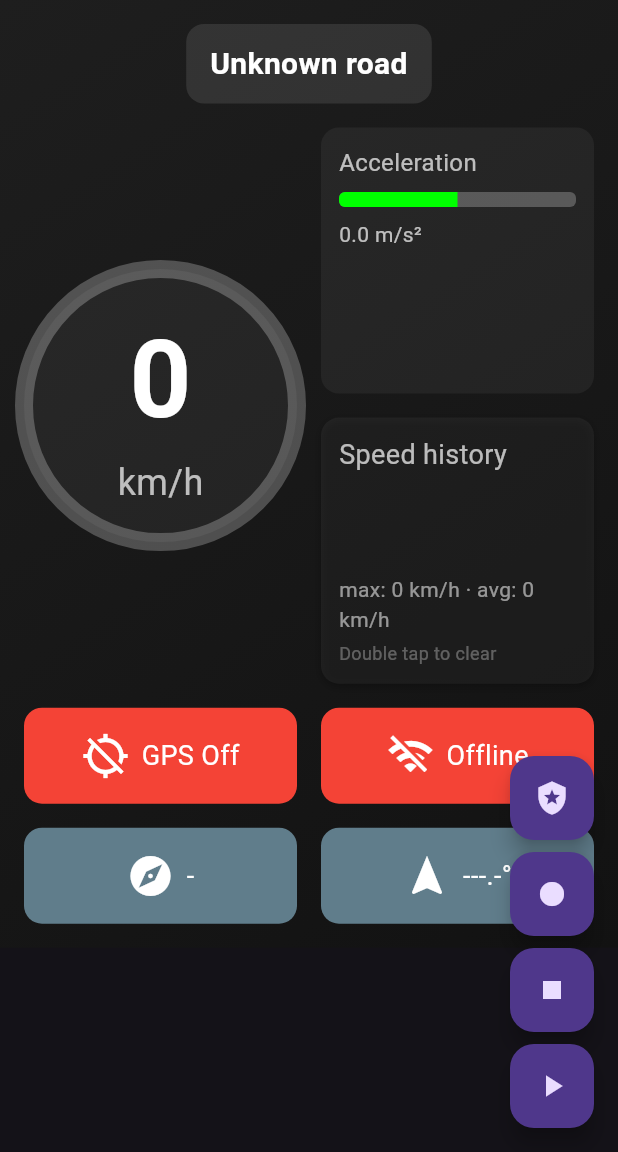
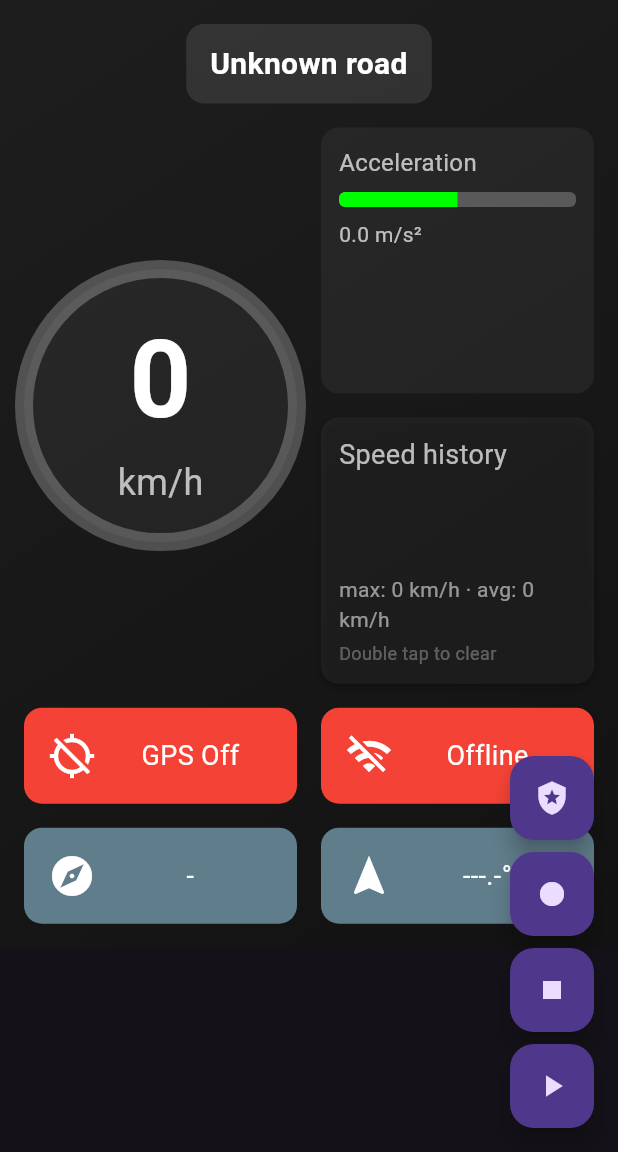
Before and after one commit to Reins981/Speedcamwarner_Dart, a Flutter app: the DashboardPage screen opened directly, on a phone screen of 412 x 824 dp, the part 84-1236 px from its top. Run offline on Flutter 3.47's test engine with Material 3 defaults, Android fonts, the light colour scheme and no system bars; our stand-ins replace audioplayers, camera, flutter_map, flutter_tts, geolocator, googleapis_auth and 1 more; missing offline and left inert: dialog_flowtter, flutter_map_marker_popup, google_mlkit_commons, google_mlkit_face_detection, google_mlkit_object_detection, googleapis and 2 more.

Commit message:
Fix dashboard overflows and road name update

```diff
--- a/lib/ui/dashboard.dart
+++ b/lib/ui/dashboard.dart
@@ -38,7 +38,6 @@ class DashboardPage extends StatefulWidget {
 class _DashboardPageState extends State<DashboardPage> {
   // UI state mirrored from the calculator notifiers.
   double _speed = 0.0;
-  String _roadName = 'Unknown road';
   int? _overspeedDiff;
   String? _speedCamWarning;
   String? _speedCamIcon;
@@ -61,6 +60,8 @@ class _DashboardPageState extends State<DashboardPage> {
   ValueNotifier<String>? _directionNotifier;
   ValueNotifier<String>? _averageBearingNotifier;
 
+  static final ValueNotifier<String> _emptyRoadName = ValueNotifier<String>('');
+
   @override
   void initState() {
     super.initState();
@@ -68,8 +69,6 @@ class _DashboardPageState extends State<DashboardPage> {
     _controller = widget.controller;
     if (_calculator != null) {
       _speed = _calculator!.currentSpeedNotifier.value;
-      final initialRoad = _calculator!.roadNameNotifier.value;
-      _roadName = initialRoad.isEmpty ? 'Unknown road' : initialRoad;
       _speedCamWarning = _calculator!.speedCamNotifier.value;
       if (_speedCamWarning == 'FREEFLOW') {
         _clearCameraInfo();
@@ -86,7 +85,6 @@ class _DashboardPageState extends State<DashboardPage> {
       _gpsOn = _calculator!.gpsStatusNotifier.value;
       _online = _calculator!.onlineStatusNotifier.value;
       _calculator!.currentSpeedNotifier.addListener(_updateFromCalculator);
-      _calculator!.roadNameNotifier.addListener(_updateFromCalculator);
       _calculator!.speedCamNotifier.addListener(_updateFromCalculator);
       _calculator!.speedCamDistanceNotifier.addListener(_updateFromCalculator);
       _calculator!.cameraRoadNotifier.addListener(_updateFromCalculator);
@@ -117,8 +115,6 @@ class _DashboardPageState extends State<DashboardPage> {
   void _updateFromCalculator() {
     setState(() {
       _speed = _calculator!.currentSpeedNotifier.value;
-      final name = _calculator!.roadNameNotifier.value;
-      _roadName = name.isEmpty ? 'Unknown road' : name;
       _maxSpeed = _calculator!.maxspeedNotifier.value;
       _overspeedDiff = (_maxSpeed != null && _speed > _maxSpeed!)
           ? (_speed - _maxSpeed!).round()
@@ -227,7 +223,6 @@ class _DashboardPageState extends State<DashboardPage> {
   void dispose() {
     if (_calculator != null) {
       _calculator!.currentSpeedNotifier.removeListener(_updateFromCalculator);
-      _calculator!.roadNameNotifier.removeListener(_updateFromCalculator);
       _calculator!.speedCamNotifier.removeListener(_updateFromCalculator);
       _calculator!.speedCamDistanceNotifier.removeListener(
         _updateFromCalculator,
@@ -459,12 +454,18 @@ class _DashboardPageState extends State<DashboardPage> {
       ),
       alignment: Alignment.center,
       child: Row(
-        mainAxisSize: MainAxisSize.min,
         mainAxisAlignment: MainAxisAlignment.center,
         children: [
           Icon(icon, color: Colors.white, size: 32),
           const SizedBox(width: 8),
-          Text(text, style: const TextStyle(color: Colors.white, fontSize: 18)),
+          Expanded(
+            child: Text(
+              text,
+              style: const TextStyle(color: Colors.white, fontSize: 18),
+              overflow: TextOverflow.ellipsis,
+              textAlign: TextAlign.center,
+            ),
+          ),
         ],
       ),
     );
@@ -512,7 +513,6 @@ class _DashboardPageState extends State<DashboardPage> {
 
   Widget _buildSpeedWidget() {
     final max = _maxSpeed ?? 200;
-    final speedRatio = (_speed / max).clamp(0.0, 1.0);
     return Center(
       child: AspectRatio(
         aspectRatio: 1,
@@ -525,10 +525,12 @@ class _DashboardPageState extends State<DashboardPage> {
             alignment: Alignment.center,
             children: [
               TweenAnimationBuilder<double>(
-                tween: Tween(begin: 0, end: speedRatio),
+                tween: Tween(begin: 0, end: _speed),
                 duration: const Duration(milliseconds: 500),
                 builder: (context, value, child) {
-                  final hue = (1 - value) * 120;
+                  final progress = (value / max).clamp(0.0, 1.0);
+                  final colorRatio = (value / 200).clamp(0.0, 1.0);
+                  final hue = (1 - colorRatio) * 120;
                   final ringColor = HSVColor.fromAHSV(
                     1.0,
                     hue,
@@ -539,7 +541,7 @@ class _DashboardPageState extends State<DashboardPage> {
                     width: double.infinity,
                     height: double.infinity,
                     child: CircularProgressIndicator(
-                      value: value,
+                      value: progress,
                       strokeWidth: 12,
                       backgroundColor: Colors.white24,
                       valueColor: AlwaysStoppedAnimation<Color>(ringColor),
@@ -569,10 +571,11 @@ class _DashboardPageState extends State<DashboardPage> {
                 ],
               ),
               if (_overspeedDiff != null)
-                Align(
-                  alignment: Alignment.bottomCenter,
-                  child: Padding(
-                    padding: const EdgeInsets.only(bottom: 16),
+                Positioned(
+                  bottom: 16,
+                  left: 0,
+                  right: 0,
+                  child: Center(
                     child: OverspeedIndicator(diff: _overspeedDiff!),
                   ),
                 ),
@@ -584,7 +587,11 @@ class _DashboardPageState extends State<DashboardPage> {
   }
 
   Widget _buildRoadNameWidget() {
-    final name = _roadName.isEmpty ? 'Unknown road' : _roadName;
+    final notifier = _calculator?.roadNameNotifier ?? _emptyRoadName;
+    return ValueListenableBuilder<String>(
+      valueListenable: notifier,
+      builder: (context, value, child) {
+        final name = value.isEmpty ? 'Unknown road' : value;
         return Container(
           padding: const EdgeInsets.symmetric(horizontal: 16, vertical: 12),
           decoration: BoxDecoration(
@@ -601,6 +608,8 @@ class _DashboardPageState extends State<DashboardPage> {
             overflow: TextOverflow.ellipsis,
             textAlign: TextAlign.center,
           ),
+        );
+      },
     );
   }
 
```
Lines whose indentation alone changed are shown as unchanged.
